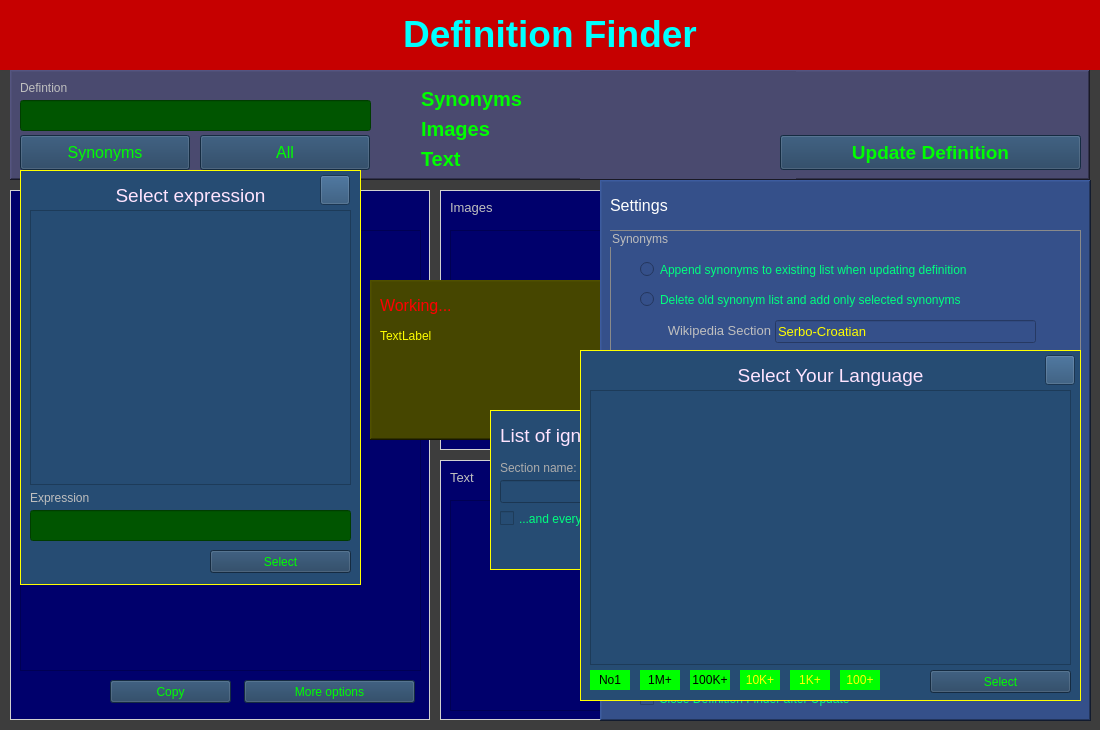
Above: data/app/designer/definition_data_finder.ui from dsoftn/my_journal before the change. Below: the same form after it.
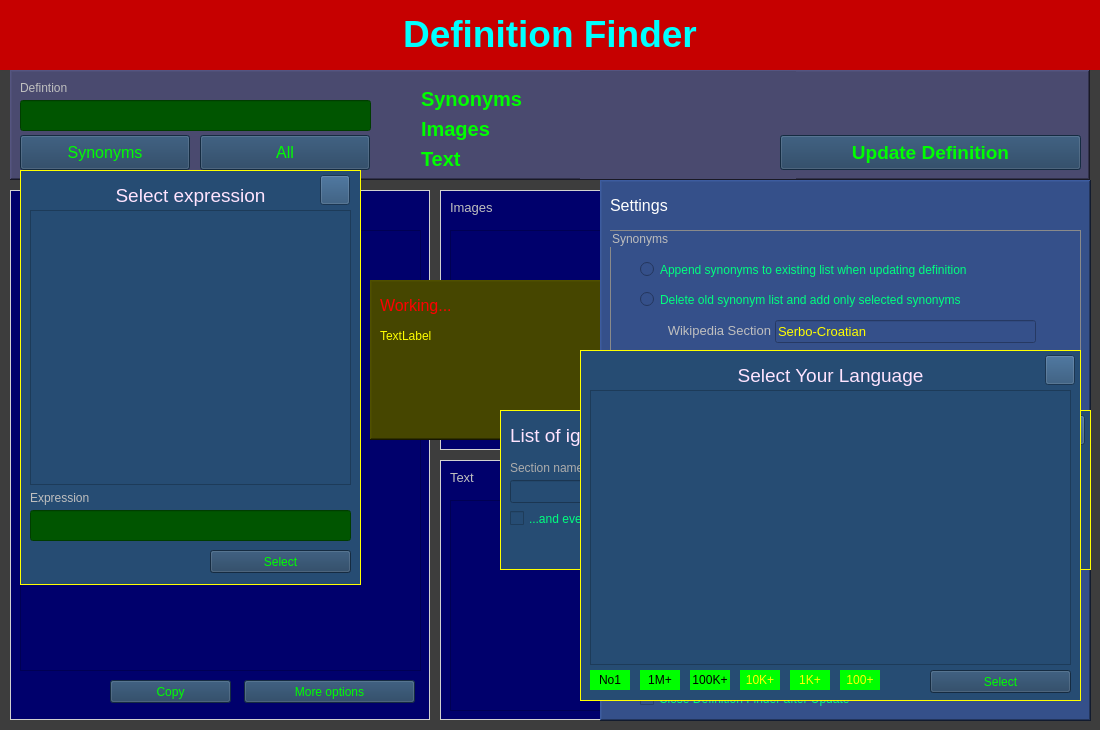
That is the form after the change. Icons and pictures are not drawn.

```diff
--- a/data/app/designer/definition_data_finder.ui
+++ b/data/app/designer/definition_data_finder.ui
@@ -922,7 +922,7 @@
      <rect>
       <x>140</x>
       <y>10</y>
-      <width>461</width>
+      <width>411</width>
       <height>20</height>
      </rect>
     </property>
@@ -1334,7 +1334,7 @@
   <widget class="QFrame" name="frm_txt_ignore">
    <property name="geometry">
     <rect>
-     <x>490</x>
+     <x>500</x>
      <y>410</y>
      <width>591</width>
      <height>160</height>
```
Left out of the diff: 39 changed lines with no effect on the pictures.
